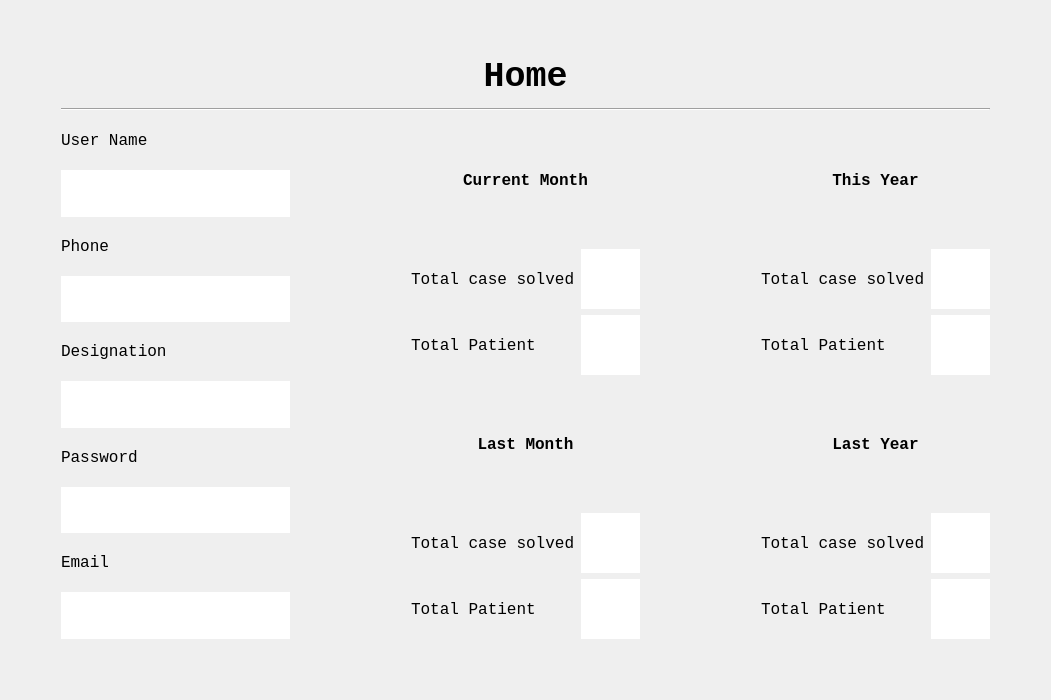
ASNaeem/Simple-VCMS, file HomeUi.ui: the form before one commit.
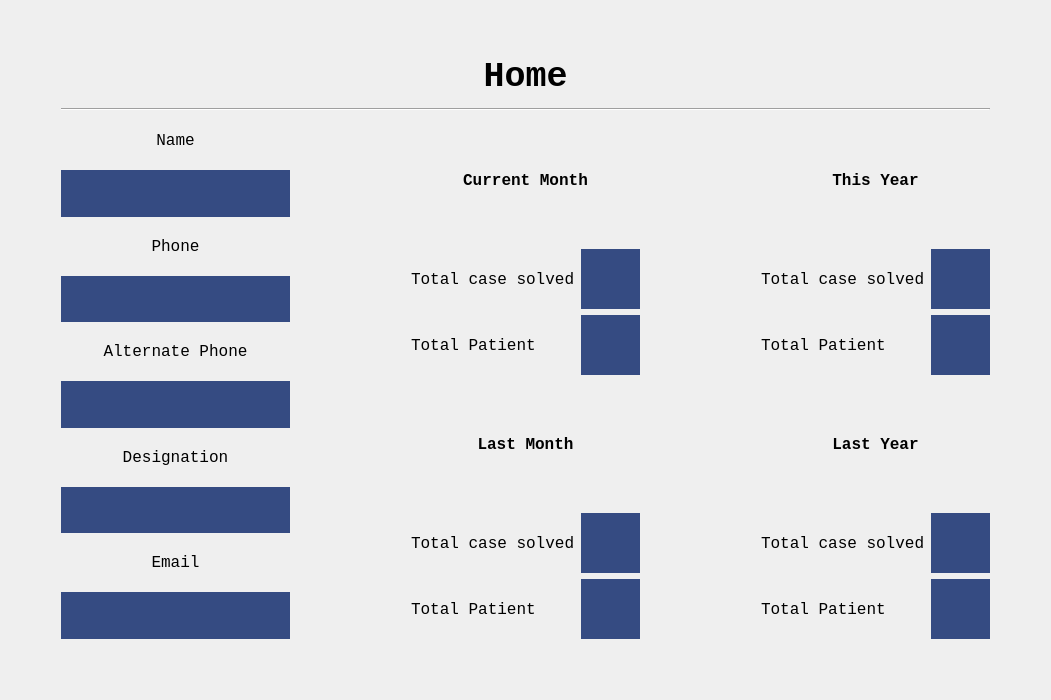
The form after the commit.

Patch:
```diff
--- a/HomeUi.ui
+++ b/HomeUi.ui
@@ -97,7 +97,10 @@
               </font>
              </property>
              <property name="text">
-              <string>User Name</string>
+              <string>Name</string>
+             </property>
+             <property name="alignment">
+              <set>Qt::AlignCenter</set>
              </property>
             </widget>
            </item>
@@ -109,12 +112,18 @@
                <pointsize>12</pointsize>
               </font>
              </property>
+             <property name="autoFillBackground">
+              <bool>false</bool>
+             </property>
              <property name="styleSheet">
-              <string notr="true">background-color:rgb(255, 255, 255)</string>
+              <string notr="true">background-color: rgb(53, 75, 130);</string>
              </property>
              <property name="text">
               <string/>
              </property>
+             <property name="alignment">
+              <set>Qt::AlignCenter</set>
+             </property>
             </widget>
            </item>
           </layout>
@@ -132,6 +141,9 @@
              <property name="text">
               <string>Phone</string>
              </property>
+             <property name="alignment">
+              <set>Qt::AlignCenter</set>
+             </property>
             </widget>
            </item>
            <item>
@@ -143,10 +155,52 @@
               </font>
              </property>
              <property name="styleSheet">
-              <string notr="true">background-color:rgb(255, 255, 255)</string>
+              <string notr="true">background-color: rgb(53, 75, 130);</string>
              </property>
              <property name="text">
               <string/>
+             </property>
+             <property name="alignment">
+              <set>Qt::AlignCenter</set>
+             </property>
+            </widget>
+           </item>
+          </layout>
+         </item>
+         <item>
+          <layout class="QVBoxLayout" name="verticalLayout_9">
+           <item>
+            <widget class="QLabel" name="label_16">
+             <property name="font">
+              <font>
+               <family>Courier New</family>
+               <pointsize>12</pointsize>
+              </font>
+             </property>
+             <property name="text">
+              <string>Alternate Phone</string>
+             </property>
+             <property name="alignment">
+              <set>Qt::AlignCenter</set>
+             </property>
+            </widget>
+           </item>
+           <item>
+            <widget class="QLabel" name="label_alt_phn">
+             <property name="font">
+              <font>
+               <family>Courier New</family>
+               <pointsize>12</pointsize>
+              </font>
+             </property>
+             <property name="styleSheet">
+              <string notr="true">background-color: rgb(53, 75, 130);</string>
+             </property>
+             <property name="text">
+              <string/>
+             </property>
+             <property name="alignment">
+              <set>Qt::AlignCenter</set>
              </property>
             </widget>
            </item>
@@ -165,55 +219,28 @@
              <property name="text">
               <string>Designation</string>
              </property>
-            </widget>
-           </item>
-           <item>
-            <widget class="QLabel" name="label_13">
-             <property name="font">
-              <font>
-               <family>Courier New</family>
-               <pointsize>12</pointsize>
-              </font>
+             <property name="alignment">
+              <set>Qt::AlignCenter</set>
              </property>
-             <property name="styleSheet">
-              <string notr="true">background-color: rgb(255, 255, 255);</string>
-             </property>
-             <property name="text">
-              <string/>
-             </property>
             </widget>
            </item>
-          </layout>
-         </item>
-         <item>
-          <layout class="QVBoxLayout" name="verticalLayout_9">
            <item>
-            <widget class="QLabel" name="label_16">
+            <widget class="QLabel" name="label_designation">
              <property name="font">
               <font>
                <family>Courier New</family>
                <pointsize>12</pointsize>
               </font>
              </property>
-             <property name="text">
-              <string>Password</string>
-             </property>
-            </widget>
-           </item>
-           <item>
-            <widget class="QLabel" name="label_17">
-             <property name="font">
-              <font>
-               <family>Courier New</family>
-               <pointsize>12</pointsize>
-              </font>
-             </property>
              <property name="styleSheet">
-              <string notr="true">background-color:rgb(255, 255, 255)</string>
+              <string notr="true">background-color: rgb(53, 75, 130);</string>
              </property>
              <property name="text">
               <string/>
              </property>
+             <property name="alignment">
+              <set>Qt::AlignCenter</set>
+             </property>
             </widget>
            </item>
           </layout>
@@ -231,6 +258,9 @@
              <property name="text">
               <string>Email</string>
              </property>
+             <property name="alignment">
+              <set>Qt::AlignCenter</set>
+             </property>
             </widget>
            </item>
            <item>
@@ -242,11 +272,14 @@
               </font>
              </property>
              <property name="styleSheet">
-              <string notr="true">background-color:rgb(255, 255, 255)</string>
+              <string notr="true">background-color: rgb(53, 75, 130);</string>
              </property>
              <property name="text">
               <string/>
              </property>
+             <property name="alignment">
+              <set>Qt::AlignCenter</set>
+             </property>
             </widget>
            </item>
           </layout>
@@ -337,7 +370,7 @@
                   </font>
                  </property>
                  <property name="styleSheet">
-                  <string notr="true">background-color:rgb(255, 255, 255)</string>
+                  <string notr="true">background-color: rgb(53, 75, 130);</string>
                  </property>
                  <property name="text">
                   <string/>
@@ -353,7 +386,7 @@
                   </font>
                  </property>
                  <property name="styleSheet">
-                  <string notr="true">background-color:rgb(255, 255, 255)</string>
+                  <string notr="true">background-color: rgb(53, 75, 130);</string>
                  </property>
                  <property name="text">
                   <string/>
@@ -429,7 +462,7 @@
                   </font>
                  </property>
                  <property name="styleSheet">
-                  <string notr="true">background-color:rgb(255, 255, 255)</string>
+                  <string notr="true">background-color: rgb(53, 75, 130);</string>
                  </property>
                  <property name="text">
                   <string/>
@@ -445,7 +478,7 @@
                   </font>
                  </property>
                  <property name="styleSheet">
-                  <string notr="true">background-color:rgb(255, 255, 255)</string>
+                  <string notr="true">background-color: rgb(53, 75, 130);</string>
                  </property>
                  <property name="text">
                   <string/>
@@ -544,7 +577,7 @@
                   </font>
                  </property>
                  <property name="styleSheet">
-                  <string notr="true">background-color:rgb(255, 255, 255)</string>
+                  <string notr="true">background-color: rgb(53, 75, 130);</string>
                  </property>
                  <property name="text">
                   <string/>
@@ -560,7 +593,7 @@
                   </font>
                  </property>
                  <property name="styleSheet">
-                  <string notr="true">background-color:rgb(255, 255, 255)</string>
+                  <string notr="true">background-color: rgb(53, 75, 130);</string>
                  </property>
                  <property name="text">
                   <string/>
@@ -636,7 +669,7 @@
                   </font>
                  </property>
                  <property name="styleSheet">
-                  <string notr="true">background-color:rgb(255, 255, 255)</string>
+                  <string notr="true">background-color: rgb(53, 75, 130);</string>
                  </property>
                  <property name="text">
                   <string/>
@@ -652,7 +685,7 @@
                   </font>
                  </property>
                  <property name="styleSheet">
-                  <string notr="true">background-color:rgb(255, 255, 255)</string>
+                  <string notr="true">background-color: rgb(53, 75, 130);</string>
                  </property>
                  <property name="text">
                   <string/>
```
Left out of the diff: 6 changed lines with no effect on the pictures.
